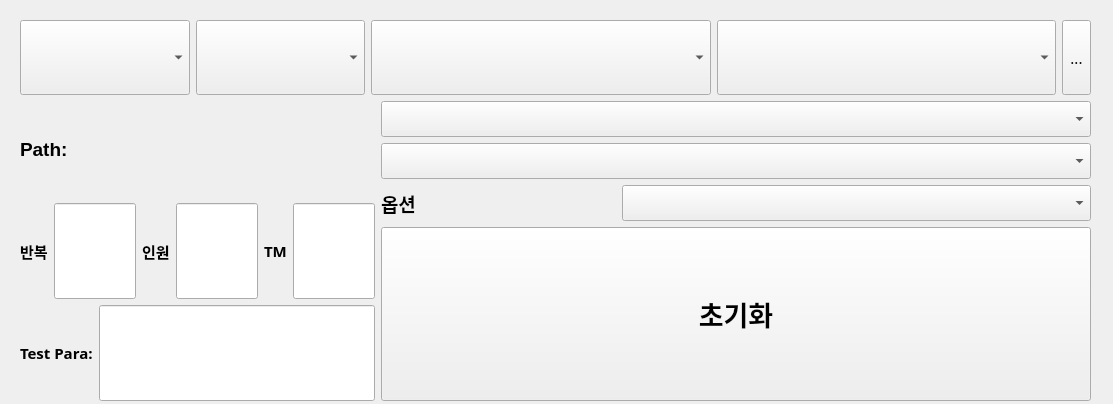
Before: the Qt Designer form ffbe_widget.ui in HyuntaMansei/ffbe, drawn with Qt 5.
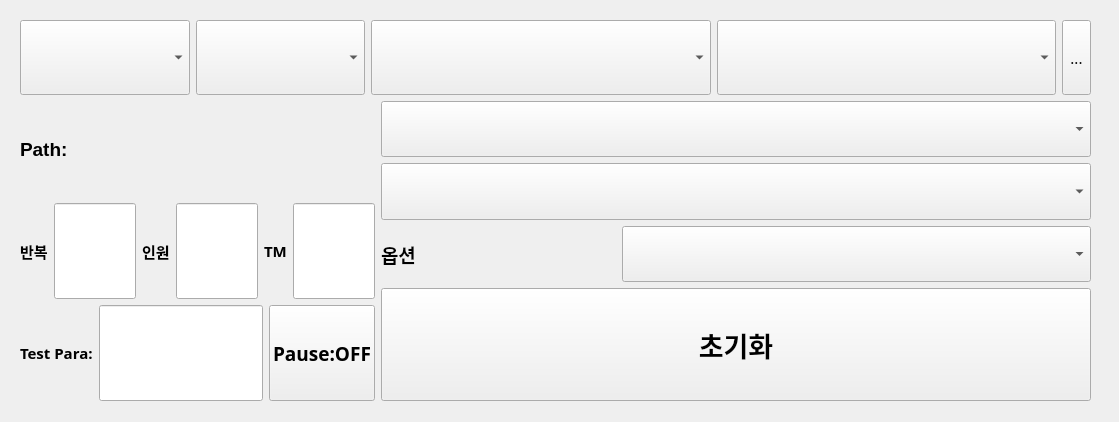
After: the same form once the commit is applied.

Diff of the .ui file:
```diff
--- a/ffbe_widget.ui
+++ b/ffbe_widget.ui
@@ -6,8 +6,8 @@
    <rect>
     <x>0</x>
     <y>0</y>
-    <width>1113</width>
-    <height>404</height>
+    <width>1119</width>
+    <height>422</height>
    </rect>
   </property>
   <property name="windowTitle">
@@ -385,7 +385,7 @@
          </layout>
         </item>
         <item>
-         <layout class="QHBoxLayout" name="horizontalLayout_11" stretch="1,4">
+         <layout class="QHBoxLayout" name="horizontalLayout_11" stretch="1,4,0">
           <item>
            <widget class="QLabel" name="label_5">
             <property name="sizePolicy">
@@ -420,7 +420,7 @@
            <widget class="QLineEdit" name="le_test_para">
             <property name="sizePolicy">
              <sizepolicy hsizetype="Expanding" vsizetype="Expanding">
-              <horstretch>0</horstretch>
+              <horstretch>3</horstretch>
               <verstretch>1</verstretch>
              </sizepolicy>
             </property>
@@ -446,18 +446,39 @@
             </property>
            </widget>
           </item>
+          <item>
+           <widget class="QPushButton" name="pb_pause">
+            <property name="sizePolicy">
+             <sizepolicy hsizetype="Minimum" vsizetype="Expanding">
+              <horstretch>1</horstretch>
+              <verstretch>0</verstretch>
+             </sizepolicy>
+            </property>
+            <property name="font">
+             <font>
+              <family>새굴림</family>
+              <pointsize>14</pointsize>
+              <weight>75</weight>
+              <bold>true</bold>
+             </font>
+            </property>
+            <property name="text">
+             <string>Pause:OFF</string>
+            </property>
+           </widget>
+          </item>
          </layout>
         </item>
        </layout>
       </item>
       <item>
-       <layout class="QVBoxLayout" name="verticalLayout_3" stretch="0,0,0,3">
+       <layout class="QVBoxLayout" name="verticalLayout_3" stretch="1,1,1,2">
         <item>
          <widget class="QComboBox" name="cb_operation">
           <property name="sizePolicy">
            <sizepolicy hsizetype="Expanding" vsizetype="Expanding">
             <horstretch>2</horstretch>
-            <verstretch>0</verstretch>
+            <verstretch>1</verstretch>
            </sizepolicy>
           </property>
           <property name="maximumSize">
@@ -481,7 +502,7 @@
           <property name="sizePolicy">
            <sizepolicy hsizetype="Expanding" vsizetype="Expanding">
             <horstretch>1</horstretch>
-            <verstretch>0</verstretch>
+            <verstretch>1</verstretch>
            </sizepolicy>
           </property>
           <property name="maximumSize">
@@ -510,7 +531,7 @@
             <property name="sizePolicy">
              <sizepolicy hsizetype="Preferred" vsizetype="Expanding">
               <horstretch>0</horstretch>
-              <verstretch>0</verstretch>
+              <verstretch>1</verstretch>
              </sizepolicy>
             </property>
             <property name="font">
@@ -531,7 +552,7 @@
             <property name="sizePolicy">
              <sizepolicy hsizetype="Preferred" vsizetype="Expanding">
               <horstretch>0</horstretch>
-              <verstretch>0</verstretch>
+              <verstretch>1</verstretch>
              </sizepolicy>
             </property>
             <property name="maximumSize">
@@ -557,7 +578,7 @@
           <property name="sizePolicy">
            <sizepolicy hsizetype="Expanding" vsizetype="Expanding">
             <horstretch>0</horstretch>
-            <verstretch>0</verstretch>
+            <verstretch>1</verstretch>
            </sizepolicy>
           </property>
           <property name="font">
```
Left out of the diff: 10 changed lines with no effect on the pictures.
